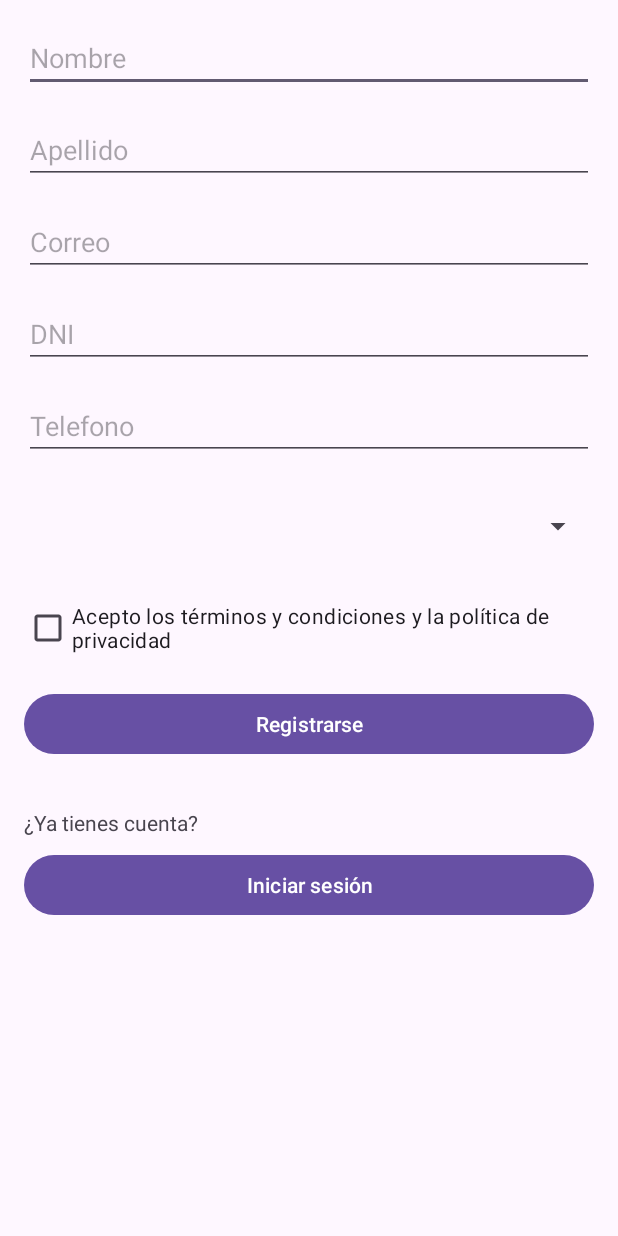
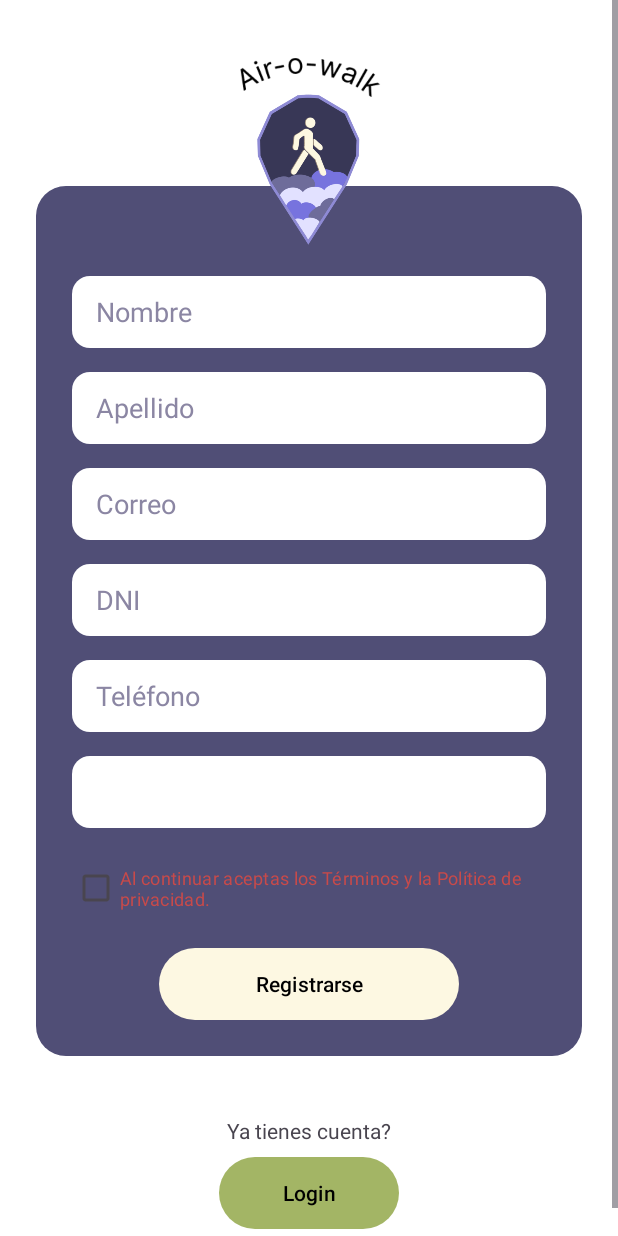
Before and after one commit to Air-o-Walk/android, an Android app: the RegistroActivity screen opened directly, with no data from a screen before it, on a phone screen of 412 x 824 dp. Run offline under Robolectric (Android 15) with nearby library versions, the phone set to English and light mode, and no system bars.

Commit message:
register design done

```diff
--- /dev/null
+++ b/AiroWalkSprint0/app/src/main/res/drawable/bg_btn.xml
@@ -0,0 +1,5 @@
+<shape xmlns:android="http://schemas.android.com/apk/res/android">
+    <solid android:color="#FDF8E2"/>
+    <corners android:radius="24dp"/>
+    <padding android:left="16dp" android:right="16dp"/>
+</shape>
--- /dev/null
+++ b/AiroWalkSprint0/app/src/main/res/drawable/bg_btn_green.xml
@@ -0,0 +1,4 @@
+<shape xmlns:android="http://schemas.android.com/apk/res/android">
+    <solid android:color="#A3B565"/>
+    <corners android:radius="24dp"/>
+</shape>
--- /dev/null
+++ b/AiroWalkSprint0/app/src/main/res/drawable/bg_input.xml
@@ -0,0 +1,4 @@
+<shape xmlns:android="http://schemas.android.com/apk/res/android">
+    <solid android:color="#FFFFFF"/>
+    <corners android:radius="12dp"/>
+</shape>
--- /dev/null
+++ b/AiroWalkSprint0/app/src/main/res/drawable/bg_panel_morado.xml
@@ -0,0 +1,5 @@
+<?xml version="1.0" encoding="utf-8"?>
+<shape xmlns:android="http://schemas.android.com/apk/res/android">
+    <solid android:color="#504E76"/>
+    <corners android:radius="20dp"/>
+</shape>
--- a/AiroWalkSprint0/app/src/main/res/layout/registro_activity.xml
+++ b/AiroWalkSprint0/app/src/main/res/layout/registro_activity.xml
@@ -1,81 +1,169 @@
 <?xml version="1.0" encoding="utf-8"?>
-<LinearLayout xmlns:android="http://schemas.android.com/apk/res/android"
+<ScrollView xmlns:android="http://schemas.android.com/apk/res/android"
+    android:layout_width="match_parent"
+    android:layout_height="match_parent"
+    xmlns:app="http://schemas.android.com/apk/res-auto"
+    android:background="#FFFFFF">
+
+    <LinearLayout
         android:layout_width="match_parent"
         android:layout_height="wrap_content"
         android:orientation="vertical"
-    android:padding="16dp"
-    android:scrollbars="vertical">
+        android:padding="24dp">
+
+        <!-- FRAME THAT CONTROLS CURVED TITLE + LOGO + CONTAINER -->
+        <FrameLayout
+            android:layout_width="match_parent"
+            android:layout_height="wrap_content"
+            android:layout_marginBottom="24dp">
+
+            <!-- Curved title (smaller + moved upward) -->
+            <ImageView
+                android:id="@+id/curved_title"
+                android:layout_width="100dp"
+                android:layout_height="55dp"
+                android:src="@drawable/air_o_walk_arc"
+                android:layout_gravity="center_horizontal|top"
+                android:layout_marginTop="0dp"
+                android:adjustViewBounds="true" />
+
+        <LinearLayout
+            android:id="@+id/panel"
+            android:layout_width="match_parent"
+            android:layout_height="wrap_content"
+            android:orientation="vertical"
+            android:background="@drawable/bg_panel_morado"
+            android:paddingTop="60dp"
+            android:paddingLeft="24dp"
+            android:paddingRight="24dp"
+            android:paddingBottom="24dp"
+            android:gravity="center_horizontal"
+            android:layout_marginTop="100dp">
 
             <EditText
                 android:id="@+id/campo_first_name"
                 android:layout_width="match_parent"
-        android:layout_height="wrap_content"
+                android:layout_height="48dp"
+                android:layout_marginBottom="16dp"
+                android:background="@drawable/bg_input"
                 android:hint="Nombre"
-        android:inputType="textPersonName"
-        android:layout_marginBottom="16dp" />
+                android:paddingHorizontal="16dp"
+                android:textColor="#514F77"
+                android:textColorHint="#8B86A3"
+                android:textColorLink="#1A1A1A" />
 
             <EditText
                 android:id="@+id/campo_last_name"
                 android:layout_width="match_parent"
-        android:layout_height="wrap_content"
+                android:layout_height="48dp"
+                android:layout_marginBottom="16dp"
+                android:background="@drawable/bg_input"
                 android:hint="Apellido"
-        android:inputType="textPersonName"
-        android:layout_marginBottom="16dp" />
+                android:paddingHorizontal="16dp"
+                android:textColor="#514F77"
+                android:textColorHint="#8B86A3" />
 
             <EditText
                 android:id="@+id/campo_email"
                 android:layout_width="match_parent"
-        android:layout_height="wrap_content"
+                android:layout_height="48dp"
+                android:layout_marginBottom="16dp"
+                android:background="@drawable/bg_input"
                 android:hint="Correo"
                 android:inputType="textEmailAddress"
-        android:layout_marginBottom="16dp" />
+                android:paddingHorizontal="16dp"
+                android:textColor="#514F77"
+                android:textColorHint="#8B86A3"
+                android:textColorLink="#FEF7FF" />
 
             <EditText
                 android:id="@+id/campo_dni"
                 android:layout_width="match_parent"
-        android:layout_height="wrap_content"
+                android:layout_height="48dp"
+                android:layout_marginBottom="16dp"
+                android:background="@drawable/bg_input"
                 android:hint="DNI"
-        android:inputType="text"
-        android:layout_marginBottom="16dp" />
+                android:paddingHorizontal="16dp"
+                android:textColor="#514F77"
+                android:textColorHint="#8B86A3"
+                android:textColorLink="#FEF7FF" />
 
             <EditText
                 android:id="@+id/campo_phone"
                 android:layout_width="match_parent"
-        android:layout_height="wrap_content"
-        android:hint="Telefono"
+                android:layout_height="48dp"
+                android:layout_marginBottom="16dp"
+                android:background="@drawable/bg_input"
+                android:hint="Teléfono"
                 android:inputType="phone"
-        android:layout_marginBottom="32dp" />
+                android:paddingHorizontal="16dp"
+                android:textColor="#514F77"
+                android:textColorHint="#8B86A3"
+                android:textColorLink="#000000" />
 
                 <Spinner
                     android:id="@+id/spinner_town_hall_id"
                     android:layout_width="match_parent"
-        android:layout_height="wrap_content"
-        android:layout_marginBottom="32dp" />
+                    android:layout_height="48dp"
+                    android:background="@drawable/bg_input"
+                    android:paddingHorizontal="16dp"
+                    android:layout_marginBottom="16dp" />
 
             <CheckBox
                 android:id="@+id/checkBoxTerms"
                 android:layout_width="wrap_content"
                 android:layout_height="wrap_content"
-        android:text="Acepto los términos y condiciones y la política de privacidad"
-        android:layout_marginBottom="16dp" />
+                android:layout_marginBottom="16dp"
+                android:text="Al continuar aceptas los Términos y la Política de privacidad."
+                android:textColor="#C84A4A"
+                android:textSize="12sp" />
 
-    <Button
+            <com.google.android.material.button.MaterialButton
                 android:id="@+id/buttonRegister"
+                android:layout_width="200dp"
+                android:layout_height="48dp"
+                android:text="Registrarse"
+                android:textColor="#000"
+                android:background="@drawable/bg_btn"
+                app:backgroundTint="@null"
+                app:cornerRadius="40dp"/>
+
+            </LinearLayout>
+
+            <!-- Logo perfectly overlapping panel -->
+            <ImageView
+                android:id="@+id/logo"
+                android:layout_width="125dp"
+                android:layout_height="125dp"
+                android:src="@drawable/logo"
+                android:layout_gravity="center_horizontal|top"
+                android:layout_marginTop="25dp" />
+
+        </FrameLayout>
+
+
+        <!-- LOGIN SECTION -->
+        <TextView
             android:layout_width="match_parent"
             android:layout_height="wrap_content"
-        android:text="Registrarse"
-        android:layout_marginBottom="32dp" />
+            android:gravity="center"
+            android:text="Ya tienes cuenta?"
+            android:textSize="14sp"
+            android:layout_marginTop="16dp"
+            android:layout_marginBottom="8dp" />
 
-    <TextView
-        android:layout_width="wrap_content"
-        android:layout_height="wrap_content"
-        android:text="¿Ya tienes cuenta?"
-        android:layout_marginBottom="8dp"
-         />
+        <com.google.android.material.button.MaterialButton
+            android:id="@+id/buttonLogin"
+            android:layout_width="120dp"
+            android:layout_height="48dp"
+            android:text="Login"
+            android:textColor="#000"
+            android:background="@drawable/bg_btn_green"
+            app:backgroundTint="@null"
+            app:strokeWidth="0dp"
+            app:cornerRadius="40dp"
+            android:layout_gravity="center"/>
 
-    <Button
-        android:id="@+id/buttonLogin"
-        android:layout_width="match_parent"
-        android:layout_height="wrap_content"
-        android:text="Iniciar sesión" />
+
     </LinearLayout>
+</ScrollView>
```
Also changed, not shown: AiroWalkSprint0/app/src/main/res/drawable/air_o_walk_arc.png (added), AiroWalkSprint0/app/src/main/res/drawable/logo.png (added). Lines whose indentation alone changed are shown as unchanged.
